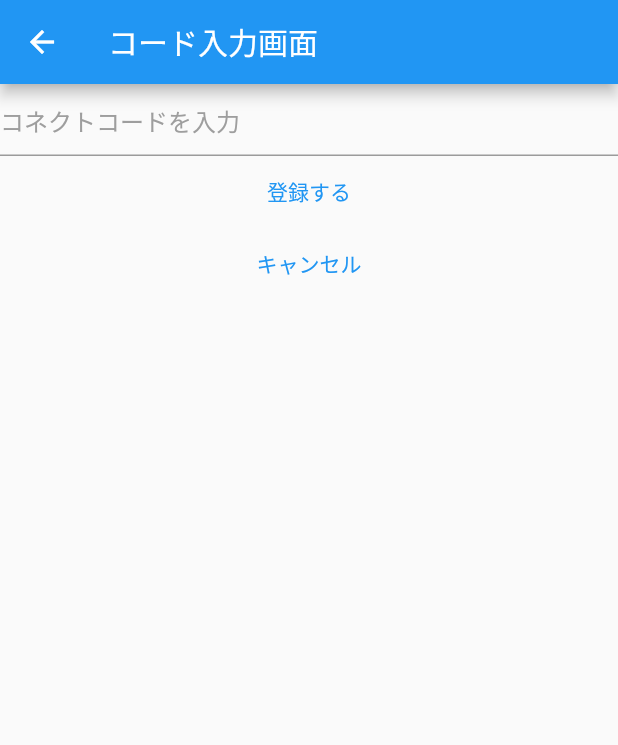
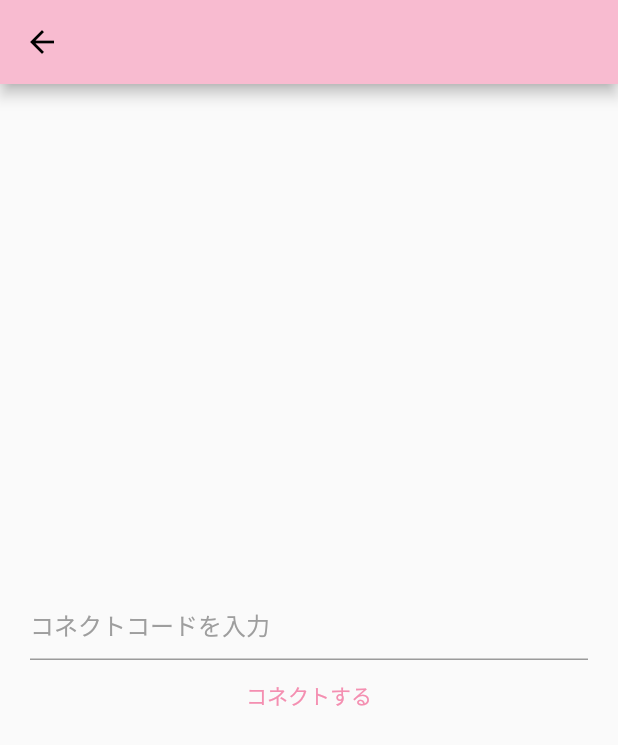
Before and after one commit to ogawa5773/yes-no-makura, a Flutter app: the InputConnectCodeScreen screen opened directly, on a phone screen of 412 x 824 dp. Shown: the top 745 px of the screen. Run offline on Flutter 3.47's test engine with Material 2 defaults, Android fonts, the phone set to English and light mode, and no system bars; our stand-ins replace cloud_firestore, device_info, firebase_core; accounts and stored records are empty.

Commit message:
リファクタリング

```diff
--- a/lib/models/partner.dart
+++ b/lib/models/partner.dart
@@ -10,11 +10,10 @@
 
   Partner(this.id, this.code, this.hasDesire, this.partnerRef);
 
+  Map<dynamic, dynamic> toJson() => _$PartnerToJson(this);
+
   factory Partner.fromJson(Map<String, dynamic> json) =>
       _$PartnerFromJson(json);
-
-  Map<dynamic, dynamic> toJson() => _$PartnerToJson(this);
-
   factory Partner.fromFirestore(
       DocumentSnapshot<Map<String, dynamic>> documentSnapshot) {
     Partner partner = Partner.fromJson(documentSnapshot.data()!);
--- a/lib/models/user.dart
+++ b/lib/models/user.dart
@@ -10,10 +10,9 @@
 
   User(this.id, this.code, this.hasDesire, this.partnerRef);
 
-  factory User.fromJson(Map<String, dynamic> json) => _$UserFromJson(json);
-
   Map<dynamic, dynamic> toJson() => _$UserToJson(this);
 
+  factory User.fromJson(Map<String, dynamic> json) => _$UserFromJson(json);
   factory User.fromFirestore(
       DocumentSnapshot<Map<String, dynamic>> documentSnapshot) {
     User user = User.fromJson(documentSnapshot.data()!);
--- a/lib/screens/input_connect_code_screen.dart
+++ b/lib/screens/input_connect_code_screen.dart
@@ -11,29 +11,39 @@
   Widget build(BuildContext context) {
     final User user = Provider.of<User>(context);
     return Scaffold(
-      appBar: AppBar(
-        title: Text("コード入力画面"),
-      ),
+      appBar: AppBar(),
       body: Center(
-          child: Column(children: [
-        TextField(
+        child: Column(
+          mainAxisAlignment: MainAxisAlignment.center,
+          crossAxisAlignment: CrossAxisAlignment.center,
+          children: [
+            Padding(
+              padding: EdgeInsets.only(left: 20, right: 20),
+              child: TextField(
                 controller: controller,
                 decoration: InputDecoration(
-              hintText: 'コネクトコードを入力', hintStyle: TextStyle(color: Colors.grey)),
+                    hintText: 'コネクトコードを入力',
+                    hintStyle: TextStyle(color: Colors.grey)),
+              ),
             ),
             TextButton(
               onPressed: () async {
                 await YesNoRepository().connect(controller.text, user);
-              Navigator.of(context).pushReplacement(
-                  MaterialPageRoute(builder: (_) => YesNoScreen()));
+                Navigator.of(context).pushAndRemoveUntil(
+                  MaterialPageRoute(
+                    builder: (_) => YesNoScreen(),
+                  ),
+                  (Route<dynamic> route) => false,
+                );
               },
-            child: Text("登録する")),
-        TextButton(
-            onPressed: () {
-              Navigator.of(context).pop();
-            },
-            child: Text("キャンセル"))
-      ])),
+              child: Text("コネクトする"),
+              style: TextButton.styleFrom(
+                primary: Colors.pink[200],
+              ),
+            ),
+          ],
+        ),
+      ),
     );
   }
 }
```
Also changed, not shown: lib/main.dart (+8 -4 lines), lib/screens/display_connect_code_screen.dart (+25 -12 lines), lib/screens/setting_screen.dart (+16 -8 lines), lib/screens/yes_no_screen.dart (+6 -5 lines), lib/yes_no_repository.dart (+41 -24 lines). Lines whose indentation alone changed are shown as unchanged.
